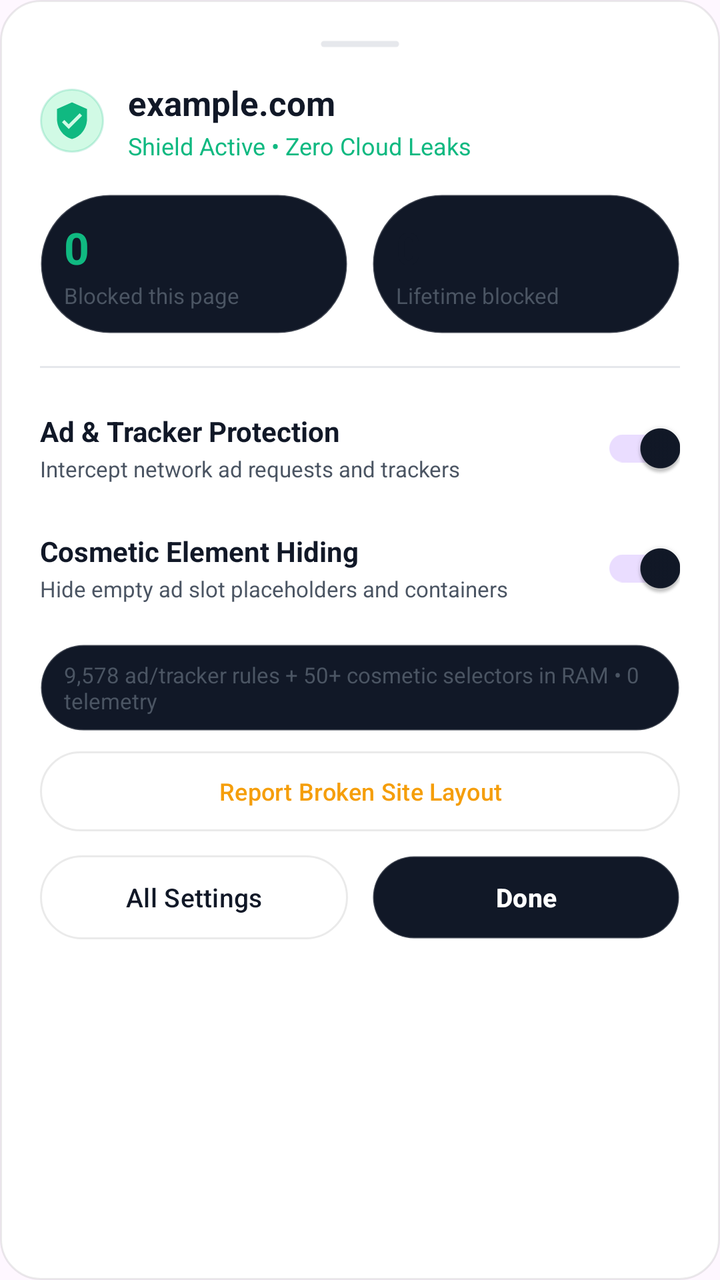
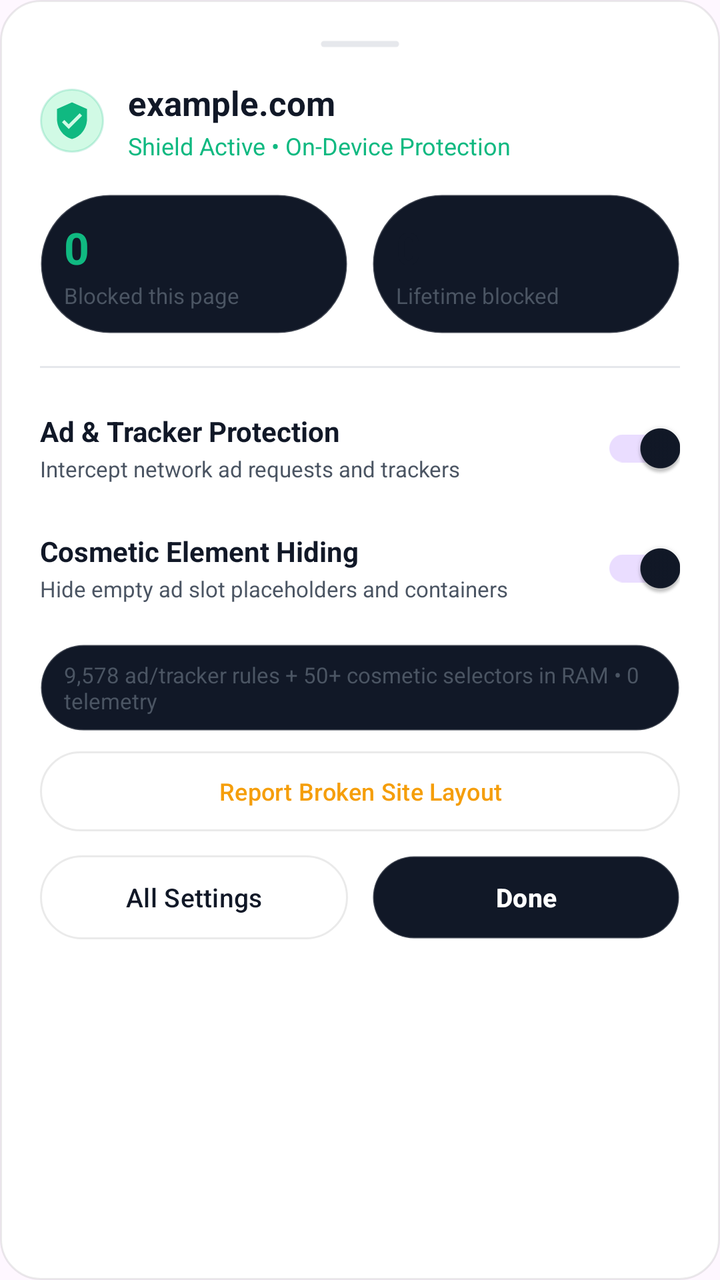

The first picture is an Android layout as it rendered before a commit; the second is the same layout after the commit. The layout source and the unified diff follow.
<!-- AndroidManifest.xml: application theme Theme.NovaBrowser -->
<!-- res/layout/dialog_adblock_shield.xml -->
<?xml version="1.0" encoding="utf-8"?>
<LinearLayout xmlns:android="http://schemas.android.com/apk/res/android"
    xmlns:app="http://schemas.android.com/apk/res-auto"
    android:layout_width="match_parent"
    android:layout_height="wrap_content"
    android:background="@drawable/bg_glass_card"
    android:orientation="vertical"
    android:padding="20dp">

    
    <View
        android:layout_width="40dp"
        android:layout_height="4dp"
        android:layout_gravity="center_horizontal"
        android:layout_marginBottom="16dp"
        android:background="@drawable/bg_glass_pill"
        android:backgroundTint="@color/border" />

    
    <LinearLayout
        android:layout_width="match_parent"
        android:layout_height="wrap_content"
        android:gravity="center_vertical"
        android:orientation="horizontal">

        <ImageView
            android:id="@+id/ivDialogShieldIcon"
            android:layout_width="32dp"
            android:layout_height="32dp"
            android:background="@drawable/bg_badge_emerald"
            android:padding="6dp"
            android:src="@drawable/ic_shield_verified"
            app:tint="@color/accent_emerald" />

        <LinearLayout
            android:layout_width="0dp"
            android:layout_height="wrap_content"
            android:layout_marginStart="12dp"
            android:layout_weight="1"
            android:orientation="vertical">

            <TextView
                android:id="@+id/tvShieldSiteDomain"
                android:layout_width="wrap_content"
                android:layout_height="wrap_content"
                android:text="example.com"
                android:textColor="@color/text_primary"
                android:textSize="17sp"
                android:textStyle="bold" />

            <TextView
                android:id="@+id/tvShieldProtectionStatus"
                android:layout_width="wrap_content"
                android:layout_height="wrap_content"
                android:layout_marginTop="2dp"
                android:text="Shield Active • Zero Cloud Leaks"
                android:textColor="@color/accent_emerald"
                android:textSize="12sp" />
        </LinearLayout>
    </LinearLayout>

    
    <LinearLayout
        android:layout_width="match_parent"
        android:layout_height="wrap_content"
        android:layout_marginTop="16dp"
        android:orientation="horizontal">

        
        <LinearLayout
            android:layout_width="0dp"
            android:layout_height="wrap_content"
            android:layout_marginEnd="6dp"
            android:layout_weight="1"
            android:background="@drawable/bg_glass_pill_dark"
            android:orientation="vertical"
            android:padding="12dp">

            <TextView
                android:id="@+id/tvShieldBlockedThisPage"
                android:layout_width="wrap_content"
                android:layout_height="wrap_content"
                android:text="0"
                android:textColor="@color/accent_emerald"
                android:textSize="22sp"
                android:textStyle="bold" />

            <TextView
                android:layout_width="wrap_content"
                android:layout_height="wrap_content"
                android:layout_marginTop="2dp"
                android:text="Blocked this page"
                android:textColor="@color/text_secondary"
                android:textSize="11sp" />
        </LinearLayout>

        
        <LinearLayout
            android:layout_width="0dp"
            android:layout_height="wrap_content"
            android:layout_marginStart="6dp"
            android:layout_weight="1"
            android:background="@drawable/bg_glass_pill_dark"
            android:orientation="vertical"
            android:padding="12dp">

            <TextView
                android:id="@+id/tvShieldLifetimeTotal"
                android:layout_width="wrap_content"
                android:layout_height="wrap_content"
                android:text="0"
                android:textColor="@color/text_primary"
                android:textSize="22sp"
                android:textStyle="bold" />

            <TextView
                android:layout_width="wrap_content"
                android:layout_height="wrap_content"
                android:layout_marginTop="2dp"
                android:text="Lifetime blocked"
                android:textColor="@color/text_secondary"
                android:textSize="11sp" />
        </LinearLayout>
    </LinearLayout>

    
    <View
        android:layout_width="match_parent"
        android:layout_height="1dp"
        android:layout_marginVertical="16dp"
        android:background="@color/border" />

    
    <LinearLayout
        android:layout_width="match_parent"
        android:layout_height="wrap_content"
        android:gravity="center_vertical"
        android:orientation="horizontal">

        <LinearLayout
            android:layout_width="0dp"
            android:layout_height="wrap_content"
            android:layout_weight="1"
            android:orientation="vertical">

            <TextView
                android:layout_width="wrap_content"
                android:layout_height="wrap_content"
                android:text="Ad &amp; Tracker Protection"
                android:textColor="@color/text_primary"
                android:textSize="14sp"
                android:textStyle="bold" />

            <TextView
                android:layout_width="wrap_content"
                android:layout_height="wrap_content"
                android:layout_marginTop="2dp"
                android:text="Intercept network ad requests and trackers"
                android:textColor="@color/text_secondary"
                android:textSize="11sp" />
        </LinearLayout>

        <com.google.android.material.switchmaterial.SwitchMaterial
            android:id="@+id/switchSiteAdBlock"
            android:layout_width="wrap_content"
            android:layout_height="wrap_content"
            android:checked="true" />
    </LinearLayout>

    
    <LinearLayout
        android:layout_width="match_parent"
        android:layout_height="wrap_content"
        android:layout_marginTop="12dp"
        android:gravity="center_vertical"
        android:orientation="horizontal">

        <LinearLayout
            android:layout_width="0dp"
            android:layout_height="wrap_content"
            android:layout_weight="1"
            android:orientation="vertical">

            <TextView
                android:layout_width="wrap_content"
                android:layout_height="wrap_content"
                android:text="Cosmetic Element Hiding"
                android:textColor="@color/text_primary"
                android:textSize="14sp"
                android:textStyle="bold" />

            <TextView
                android:layout_width="wrap_content"
                android:layout_height="wrap_content"
                android:layout_marginTop="2dp"
                android:text="Hide empty ad slot placeholders and containers"
                android:textColor="@color/text_secondary"
                android:textSize="11sp" />
        </LinearLayout>

        <com.google.android.material.switchmaterial.SwitchMaterial
            android:id="@+id/switchSiteCosmetic"
            android:layout_width="wrap_content"
            android:layout_height="wrap_content"
            android:checked="true" />
    </LinearLayout>

    
    <TextView
        android:id="@+id/tvShieldRulesTelemetry"
        android:layout_width="match_parent"
        android:layout_height="wrap_content"
        android:layout_marginTop="14dp"
        android:background="@drawable/bg_glass_pill_dark"
        android:paddingHorizontal="12dp"
        android:paddingVertical="8dp"
        android:text="9,578 ad/tracker rules + 50+ cosmetic selectors in RAM • 0 telemetry"
        android:textColor="@color/text_secondary"
        android:textSize="11sp" />

    
    <Button
        android:id="@+id/btnReportBrokenSite"
        android:layout_width="match_parent"
        android:layout_height="40dp"
        android:layout_marginTop="10dp"
        android:background="@drawable/bg_glass_pill"
        android:text="Report Broken Site Layout"
        android:textAllCaps="false"
        android:textColor="@color/risk_suspicious"
        android:textSize="12sp"
        app:backgroundTint="@null" />

    
    <LinearLayout
        android:layout_width="match_parent"
        android:layout_height="wrap_content"
        android:layout_marginTop="12dp"
        android:orientation="horizontal">

        <Button
            android:id="@+id/btnOpenAdBlockSettings"
            android:layout_width="0dp"
            android:layout_height="42dp"
            android:layout_marginEnd="6dp"
            android:layout_weight="1"
            android:background="@drawable/bg_glass_pill"
            android:text="All Settings"
            android:textAllCaps="false"
            android:textColor="@color/text_primary"
            android:textSize="13sp"
            app:backgroundTint="@null" />

        <Button
            android:id="@+id/btnDoneShield"
            android:layout_width="0dp"
            android:layout_height="42dp"
            android:layout_marginStart="6dp"
            android:layout_weight="1"
            android:background="@drawable/bg_glass_pill_dark"
            android:text="Done"
            android:textAllCaps="false"
            android:textColor="@color/text_on_primary"
            android:textSize="13sp"
            android:textStyle="bold"
            app:backgroundTint="@null" />
    </LinearLayout>

</LinearLayout>
<!-- resources referenced by this layout -->
<resources>
  <color name="accent_emerald">#10B981</color>
  <color name="border">#E5E7EB</color>
  <color name="risk_suspicious">#F59E0B</color>
  <color name="text_on_primary">#FFFFFF</color>
  <color name="text_primary">#111827</color>
  <color name="text_secondary">#4B5563</color>
  <!-- drawable bg_badge_emerald (drawable) -->
  <?xml version="1.0" encoding="utf-8"?>
  <shape xmlns:android="http://schemas.android.com/apk/res/android"
      android:shape="rectangle">
      <corners android:radius="999dp" />
      <solid android:color="@color/risk_safe_container" />
      <stroke
          android:width="1dp"
          android:color="#3310B981" />
  </shape>
  <!-- drawable bg_glass_card (drawable) -->
  <?xml version="1.0" encoding="utf-8"?>
  <shape xmlns:android="http://schemas.android.com/apk/res/android"
      android:shape="rectangle">
      <corners android:radius="20dp" />
      <solid android:color="@color/surface_bright" />
      <stroke
          android:width="1dp"
          android:color="@color/glass_border" />
  </shape>
  <!-- drawable bg_glass_pill (drawable) -->
  <?xml version="1.0" encoding="utf-8"?>
  <shape xmlns:android="http://schemas.android.com/apk/res/android"
      android:shape="rectangle">
      <corners android:radius="999dp" />
      <solid android:color="@color/glass_elevated" />
      <stroke
          android:width="1dp"
          android:color="@color/glass_border" />
  </shape>
  <!-- drawable bg_glass_pill_dark (drawable) -->
  <?xml version="1.0" encoding="utf-8"?>
  <shape xmlns:android="http://schemas.android.com/apk/res/android"
      android:shape="rectangle">
      <corners android:radius="999dp" />
      <solid android:color="@color/primary" />
      <stroke
          android:width="1dp"
          android:color="#33FFFFFF" />
  </shape>
  <!-- drawable ic_shield_verified (drawable) -->
  <vector xmlns:android="http://schemas.android.com/apk/res/android"
      android:width="24dp"
      android:height="24dp"
      android:viewportWidth="24"
      android:viewportHeight="24">
      <path
          android:fillColor="#FF000000"
          android:pathData="M12,1L3,5v6c0,5.55 3.84,10.74 9,12 5.16,-1.26 9,-6.45 9,-12V5l-9,-4zm-2,16l-4,-4 1.41,-1.41L10,14.17l6.59,-6.59L18,9l-8,8z"/>
  </vector>
  <style name="Theme.NovaBrowser" parent="Theme.Material3.DayNight.NoActionBar">
          <item name="colorPrimary">@color/primary</item>
          <item name="colorPrimaryVariant">@color/primary_variant</item>
          <item name="colorSecondary">@color/accent</item>
          <item name="android:statusBarColor">@color/canvas_base</item>
          <item name="android:windowLightStatusBar">true</item>
          <item name="android:navigationBarColor">@color/canvas_base</item>
          <item name="android:windowLightNavigationBar">true</item>
      </style>
  <color name="risk_safe_container">#D1FAE5</color>
  <color name="surface_bright">#FFFFFF</color>
  <color name="glass_border">#15000000</color>
  <color name="glass_elevated">#F2FFFFFF</color>
  <color name="primary">#111827</color>
  <color name="primary_variant">#1F2937</color>
  <color name="accent">#10B981</color>
  <color name="canvas_base">#F8F9FA</color>
</resources>

<!-- the commit's change to res/layout/dialog_adblock_shield.xml (unified diff, before → after) -->
@@ -53,7 +53,7 @@
                 android:layout_width="wrap_content"
                 android:layout_height="wrap_content"
                 android:layout_marginTop="2dp"
-                android:text="Shield Active • Zero Cloud Leaks"
+                android:text="Shield Active • On-Device Protection"
                 android:textColor="@color/accent_emerald"
                 android:textSize="12sp" />
         </LinearLayout>
